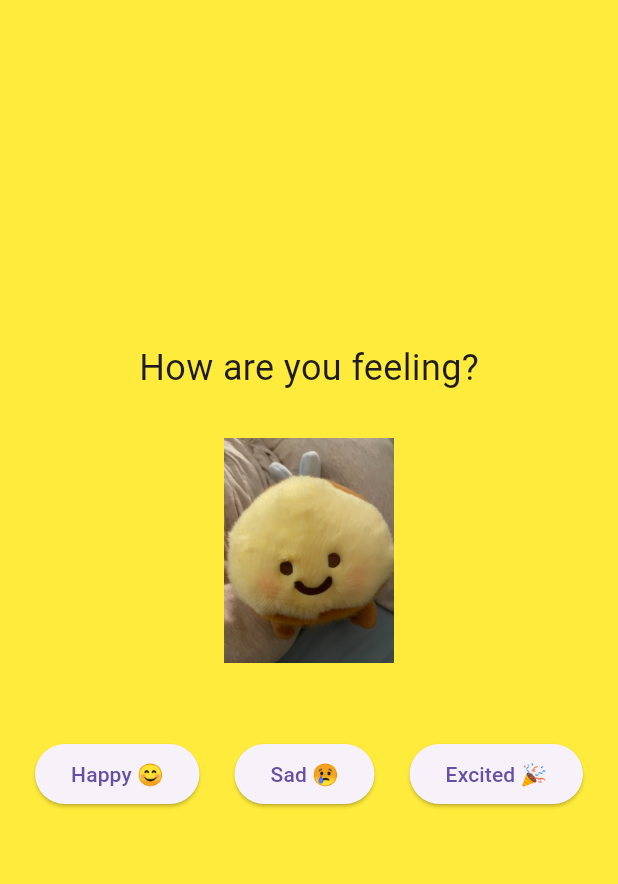
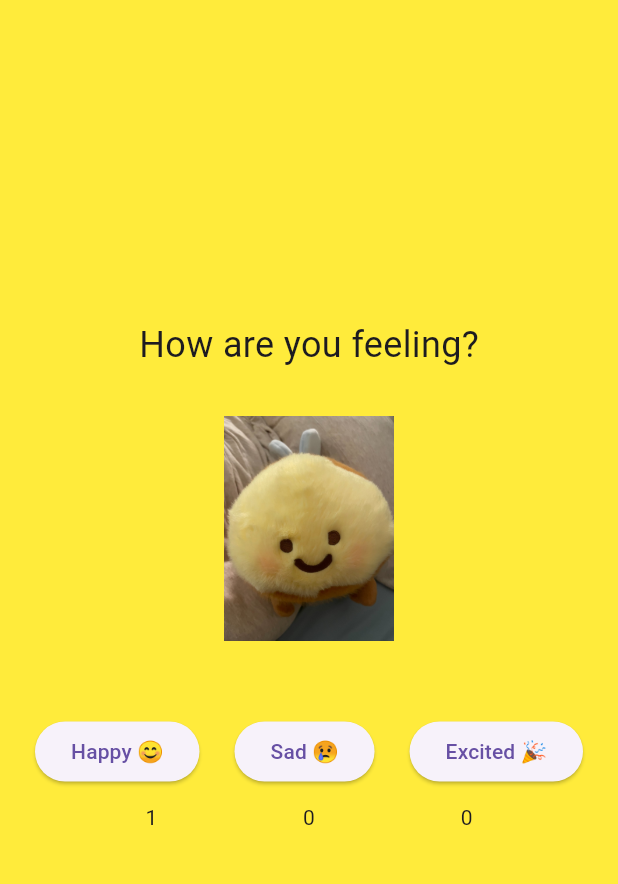
Before and after one commit to Ed-Zheng/MAD_act7, a Flutter app: the screen it shows after launch, after a tap on "Happy 😊", on a phone screen of 412 x 824 dp, the part 84-968 px from its top. Run offline on Flutter 3.47's test engine with Material 3 defaults, Android fonts, the phone set to English and light mode, and no system bars.

Commit message:
Adds mood counter
Creates a stateless widget called Moodcounter to display the count, and uses the Map variable to add the key and value to MoodModel

```diff
--- a/lib/main.dart
+++ b/lib/main.dart
@@ -15,24 +15,34 @@ class MoodModel with ChangeNotifier {
   String _currentMood = 'assets/happy_bee.jpg';
   Color _backgroundColor = Colors.yellow;
 
+  final Map<String, int> _moodCount = {
+    'Happy': 0,
+    'Sad': 0,
+    'Excited': 0
+  };
+
   String get currentMood => _currentMood;
   Color get backgroundColor => _backgroundColor;
+  Map<String, int> get moodCount =>_moodCount;
 
   void setHappy() {
     _currentMood = 'assets/happy_bee.jpg';
     _backgroundColor = Colors.yellow;
+    _moodCount['Happy'] = _moodCount['Happy']! + 1;
     notifyListeners();
   }
 
   void setSad() {
     _currentMood = 'assets/sad_bee.jpg';
     _backgroundColor = Colors.blue;
+    _moodCount['Sad'] = _moodCount['Sad']! + 1;
     notifyListeners();
   }
 
   void setExcited() {
     _currentMood = 'assets/excited.jpg';
     _backgroundColor = Colors.orange;
+    _moodCount['Excited'] = _moodCount['Excited']! + 1;
     notifyListeners();
   }
 }
@@ -67,6 +77,8 @@ class HomePage extends StatelessWidget {
                 MoodDisplay(),
                 SizedBox(height: 50),
                 MoodButtons(),
+                SizedBox(height: 10),
+                MoodCounter()
               ],
             ),
           )
@@ -122,3 +134,25 @@ class MoodButtons extends StatelessWidget {
     );
   }
 }
+
+class MoodCounter extends StatelessWidget {
+  @override
+  Widget build(BuildContext context) {
+    return Consumer<MoodModel>(
+      builder: (context, moodModel, child) {
+        final count = moodModel.moodCount;
+        return Row(
+          mainAxisAlignment: MainAxisAlignment.spaceEvenly,
+          children: [
+
+            Text('${count['Happy']}'),
+
+            Text('${count['Sad']}'),
+
+            Text('${count['Excited']}'),
+          ],
+        );
+      },
+    );
+  }
+}
```
